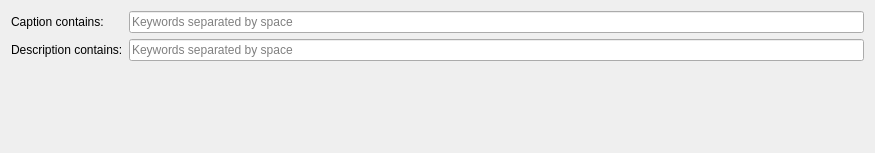
Above: client/nx_client_desktop/src/nx/client/desktop/ui/event_rules/widgets/analytics_sdk_event_widget.ui from networkoptix/nx_open before the change. Below: the same form after it.
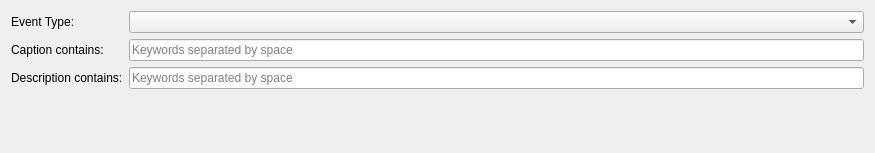
That is the form after the change. Custom widgets are drawn as their Qt base class.

Commit message:
VMS-6889: Support analytics event in the Event Rules engine
<==== Mercurial data ====>
Branch: x_VMS_metadata_sdk_interface

```diff
--- a/client/nx_client_desktop/src/nx/client/desktop/ui/event_rules/widgets/analytics_sdk_event_widget.ui
+++ b/client/nx_client_desktop/src/nx/client/desktop/ui/event_rules/widgets/analytics_sdk_event_widget.ui
@@ -16,34 +16,44 @@
   <layout class="QVBoxLayout" name="verticalLayout">
    <item>
     <layout class="QGridLayout" name="gridLayout">
-     <item row="0" column="0">
+     <item row="1" column="1">
+      <widget class="QLineEdit" name="captionEdit">
+       <property name="placeholderText">
+        <string>Keywords separated by space</string>
+       </property>
+      </widget>
+     </item>
+     <item row="1" column="0">
       <widget class="QLabel" name="captionLabel">
        <property name="text">
         <string>Caption contains:</string>
        </property>
       </widget>
      </item>
-     <item row="0" column="1">
-      <widget class="QLineEdit" name="captionEdit">
-       <property name="placeholderText">
-        <string>Keywords separated by space</string>
-       </property>
-      </widget>
-     </item>
-     <item row="1" column="1">
+     <item row="2" column="1">
       <widget class="QLineEdit" name="descriptionEdit">
        <property name="placeholderText">
         <string>Keywords separated by space</string>
        </property>
       </widget>
      </item>
-     <item row="1" column="0">
+     <item row="2" column="0">
       <widget class="QLabel" name="descriptionLabel">
        <property name="text">
         <string>Description contains:</string>
        </property>
       </widget>
      </item>
+     <item row="0" column="1">
+      <widget class="QComboBox" name="sdkEventTypeComboBox"/>
+     </item>
+     <item row="0" column="0">
+      <widget class="QLabel" name="sdkEventTypeLabel">
+       <property name="text">
+        <string>Event Type:</string>
+       </property>
+      </widget>
+     </item>
     </layout>
    </item>
    <item>
```
The commit also changes 4 other files.
